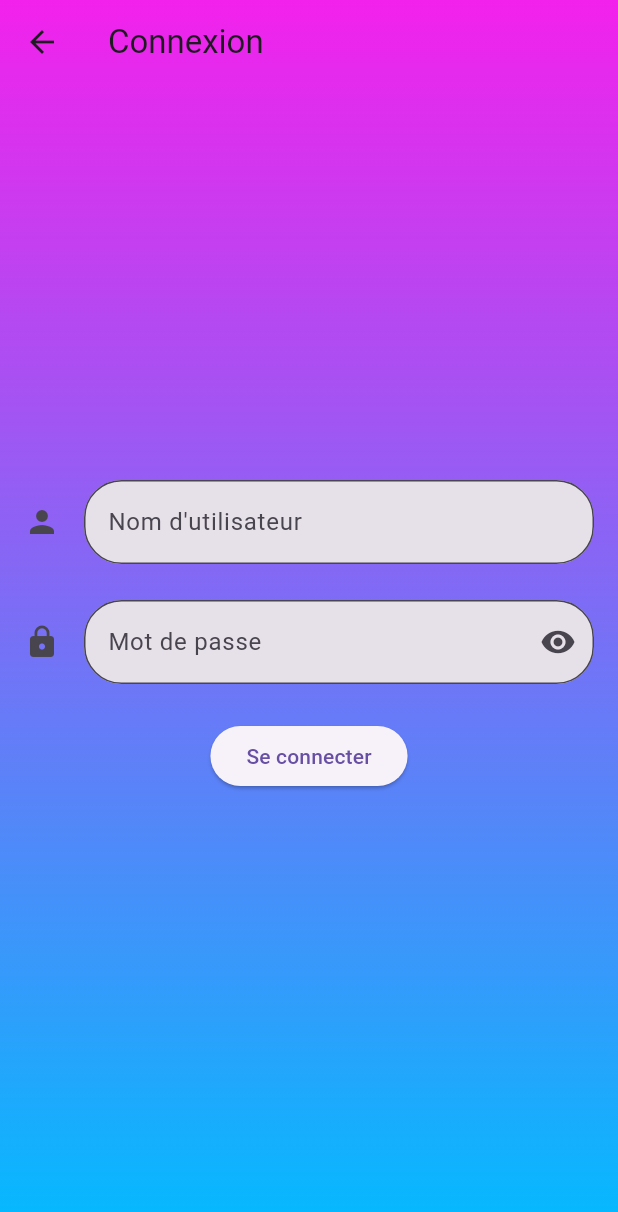
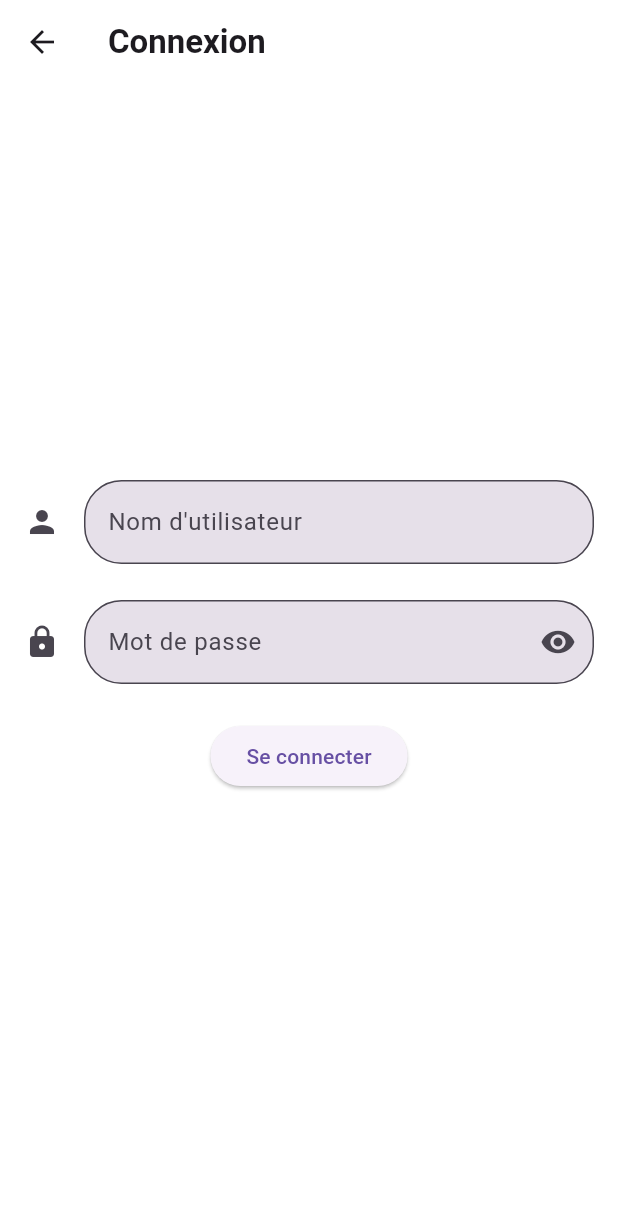
Before and after one commit to algosup/2023-2024-project-5-flutter-team-5, a Flutter app: the screen it shows after launch, after a tap on "Se connecter", on a phone screen of 412 x 824 dp. Shown: the top 1212 px of the screen. Run offline on Flutter 3.47's test engine with Material 3 defaults, Android fonts, the light colour scheme and no system bars; our stand-ins replace flutter_card_swiper, fluttertoast, multi_select_flutter.

Commit message:
Update login_page.dart

```diff
--- a/App/lib/connection/login_page.dart
+++ b/App/lib/connection/login_page.dart
@@ -1,5 +1,9 @@
+import 'dart:ui';
+
 import 'package:flutter/foundation.dart';
 import 'package:flutter/material.dart';
+import 'package:flutter/rendering.dart';
+import 'package:flutter/widgets.dart';
 import 'package:fluttertoast/fluttertoast.dart';
 
 //pages
@@ -13,14 +17,19 @@ class LoginPage extends MaterialPageRoute {
             return Scaffold(
               extendBodyBehindAppBar: true,
               appBar: AppBar(
-                  title: const Text('Connexion'),
+                  title: const Text(
+                    'Connexion',
+                    style: TextStyle(
+                      fontWeight: FontWeight.bold
+                      ),
+                    ),
                   backgroundColor: const Color.fromARGB(0, 73, 7, 255)),
               body: Container(
                 decoration: const BoxDecoration(
                   gradient: LinearGradient(
                     colors: [
-                      Color.fromARGB(255, 243, 33, 236),
-                      Color.fromARGB(255, 2, 187, 255)
+                      Color.fromARGB(255, 255, 255, 255),
+                      Color.fromARGB(255, 255, 255, 255)
                     ],
                     begin: Alignment.topCenter,
                     end: Alignment.bottomCenter,
```
